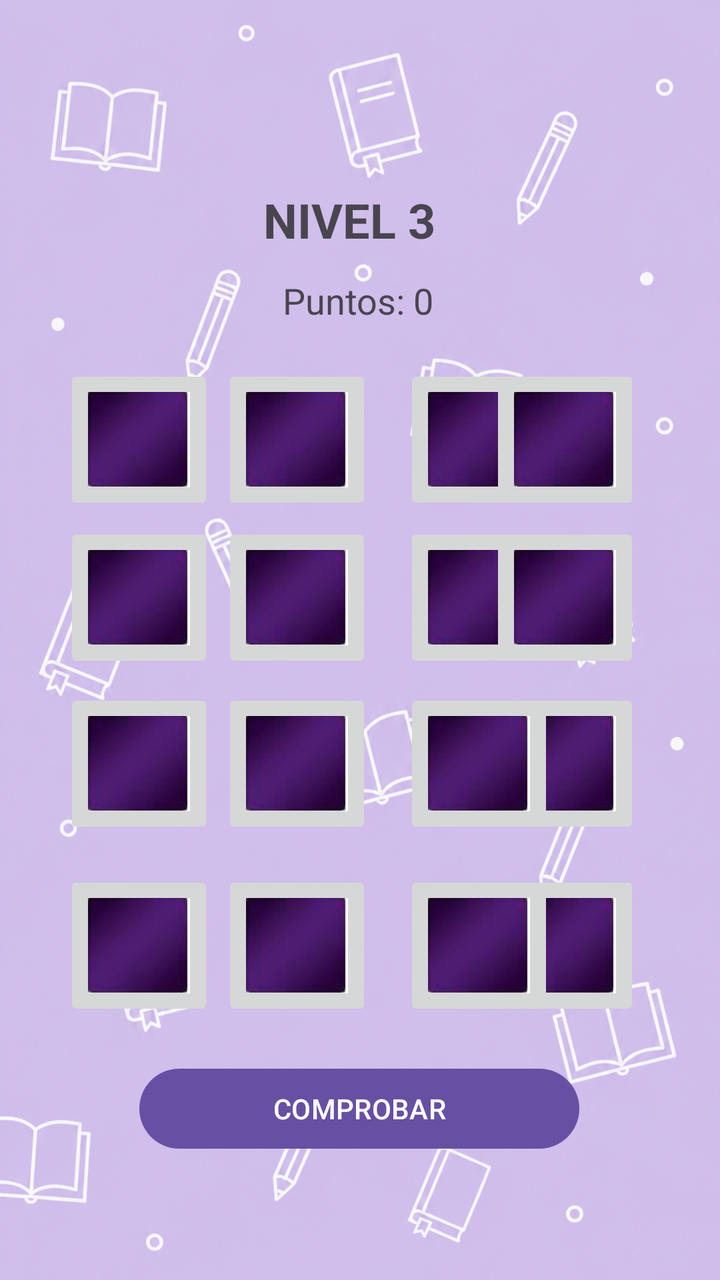
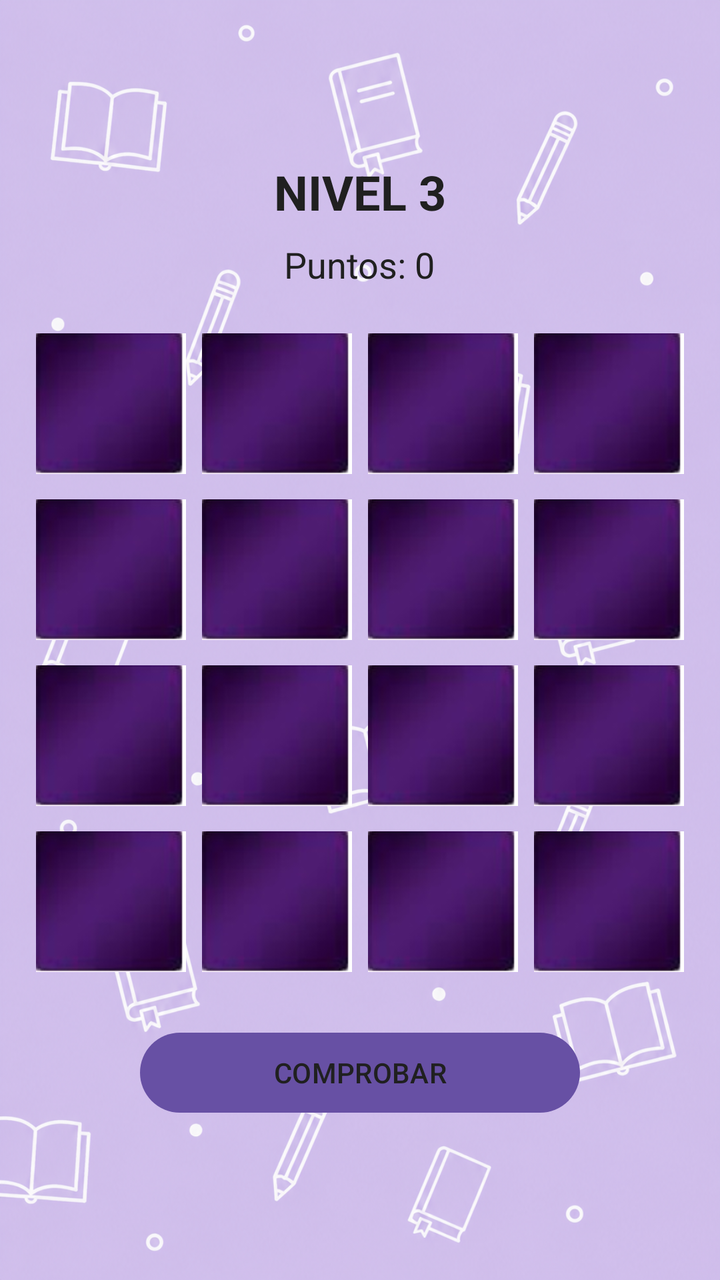

The first picture is an Android layout as it rendered before a commit; the second is the same layout after the commit. The layout source and the unified diff follow.
<!-- AndroidManifest.xml: application theme Theme.Myquizz -->
<!-- res/layout/activity_juego_nivel3.xml -->
<?xml version="1.0" encoding="utf-8"?>
<androidx.constraintlayout.widget.ConstraintLayout
    xmlns:android="http://schemas.android.com/apk/res/android"
    xmlns:app="http://schemas.android.com/apk/res-auto"

    android:layout_width="match_parent"
    android:layout_height="match_parent"

    android:background="@drawable/fondo2">

    <Button
        android:id="@+id/btnComprobar"
        android:layout_width="220dp"
        android:layout_height="wrap_content"

        android:layout_marginTop="20dp"

        android:text="COMPROBAR"

        app:layout_constraintEnd_toEndOf="parent"
        app:layout_constraintHorizontal_bias="0.497"
        app:layout_constraintStart_toStartOf="parent"
        app:layout_constraintTop_toBottomOf="@id/c13" />

    <ImageButton
        android:id="@+id/c16"
        android:layout_width="75dp"
        android:layout_height="75dp"

        android:layout_marginTop="16dp"
        android:layout_marginEnd="40dp"

        android:scaleType="fitCenter"
        android:src="@drawable/carta"

        app:layout_constraintEnd_toEndOf="parent"
        app:layout_constraintTop_toBottomOf="@id/c12" />

    <ImageButton
        android:id="@+id/c2"
        android:layout_width="75dp"
        android:layout_height="75dp"

        android:layout_marginStart="4dp"
        android:layout_marginTop="20dp"

        android:scaleType="fitCenter"

        android:src="@drawable/carta"
        app:layout_constraintStart_toEndOf="@id/c1"
        app:layout_constraintTop_toBottomOf="@id/puntuacion" />

    <ImageButton
        android:id="@+id/c3"
        android:layout_width="75dp"
        android:layout_height="75dp"

        android:layout_marginStart="16dp"
        android:layout_marginTop="20dp"

        android:scaleType="fitCenter"

        android:src="@drawable/carta"
        app:layout_constraintStart_toEndOf="@id/c2"
        app:layout_constraintTop_toBottomOf="@id/puntuacion" />

    <ImageButton
        android:id="@+id/c5"
        android:layout_width="75dp"
        android:layout_height="75dp"

        android:layout_marginStart="32dp"
        android:layout_marginTop="4dp"

        android:scaleType="fitCenter"
        android:src="@drawable/carta"

        app:layout_constraintStart_toStartOf="parent"
        app:layout_constraintTop_toBottomOf="@id/c1" />

    <ImageButton
        android:id="@+id/c6"
        android:layout_width="75dp"
        android:layout_height="75dp"

        android:layout_marginStart="4dp"
        android:layout_marginTop="4dp"

        android:scaleType="fitCenter"

        android:src="@drawable/carta"
        app:layout_constraintStart_toEndOf="@id/c5"
        app:layout_constraintTop_toBottomOf="@id/c2" />

    <ImageButton
        android:id="@+id/c7"
        android:layout_width="75dp"
        android:layout_height="75dp"

        android:layout_marginStart="16dp"
        android:layout_marginTop="4dp"

        android:scaleType="fitCenter"

        android:src="@drawable/carta"
        app:layout_constraintStart_toEndOf="@id/c6"
        app:layout_constraintTop_toBottomOf="@id/c3" />

    <ImageButton
        android:id="@+id/c8"
        android:layout_width="75dp"
        android:layout_height="75dp"

        android:layout_marginTop="4dp"
        android:layout_marginEnd="40dp"

        android:scaleType="fitCenter"
        android:src="@drawable/carta"

        app:layout_constraintEnd_toEndOf="parent"
        app:layout_constraintTop_toBottomOf="@id/c4" />

    <ImageButton
        android:id="@+id/c9"
        android:layout_width="75dp"
        android:layout_height="75dp"

        android:layout_marginStart="32dp"
        android:layout_marginTop="8dp"

        android:scaleType="fitCenter"
        android:src="@drawable/carta"

        app:layout_constraintStart_toStartOf="parent"
        app:layout_constraintTop_toBottomOf="@id/c5" />

    <ImageButton
        android:id="@+id/c10"
        android:layout_width="75dp"
        android:layout_height="75dp"

        android:layout_marginStart="4dp"
        android:layout_marginTop="8dp"

        android:scaleType="fitCenter"

        android:src="@drawable/carta"
        app:layout_constraintStart_toEndOf="@id/c9"
        app:layout_constraintTop_toBottomOf="@id/c6" />

    <ImageButton
        android:id="@+id/c12"
        android:layout_width="75dp"
        android:layout_height="75dp"

        android:layout_marginTop="8dp"
        android:layout_marginEnd="40dp"

        android:scaleType="fitCenter"
        android:src="@drawable/carta"

        app:layout_constraintEnd_toEndOf="parent"
        app:layout_constraintTop_toBottomOf="@id/c8" />

    <ImageButton
        android:id="@+id/c11"
        android:layout_width="75dp"
        android:layout_height="75dp"

        android:layout_marginStart="16dp"
        android:layout_marginTop="8dp"

        android:scaleType="fitCenter"

        android:src="@drawable/carta"
        app:layout_constraintStart_toEndOf="@id/c10"
        app:layout_constraintTop_toBottomOf="@id/c7" />

    <ImageButton
        android:id="@+id/c13"
        android:layout_width="75dp"
        android:layout_height="75dp"

        android:layout_marginStart="32dp"
        android:layout_marginTop="16dp"

        android:scaleType="fitCenter"
        android:src="@drawable/carta"

        app:layout_constraintStart_toStartOf="parent"
        app:layout_constraintTop_toBottomOf="@id/c9" />

    <ImageButton
        android:id="@+id/c4"
        android:layout_width="75dp"
        android:layout_height="75dp"

        android:layout_marginTop="20dp"
        android:layout_marginEnd="40dp"

        android:scaleType="fitCenter"
        android:src="@drawable/carta"

        app:layout_constraintEnd_toEndOf="parent"
        app:layout_constraintTop_toBottomOf="@id/puntuacion" />

    <ImageButton
        android:id="@+id/c1"
        android:layout_width="75dp"
        android:layout_height="75dp"

        android:layout_marginStart="32dp"
        android:layout_marginTop="20dp"

        android:scaleType="fitCenter"
        android:src="@drawable/carta"

        app:layout_constraintStart_toStartOf="parent"
        app:layout_constraintTop_toBottomOf="@id/puntuacion" />

    <ImageButton
        android:id="@+id/c15"
        android:layout_width="75dp"
        android:layout_height="75dp"

        android:layout_marginStart="16dp"
        android:layout_marginTop="16dp"

        android:scaleType="fitCenter"

        android:src="@drawable/carta"
        app:layout_constraintStart_toEndOf="@id/c14"
        app:layout_constraintTop_toBottomOf="@id/c11" />

    <ImageButton
        android:id="@+id/c14"
        android:layout_width="75dp"
        android:layout_height="75dp"

        android:layout_marginStart="4dp"
        android:layout_marginTop="16dp"

        android:scaleType="fitCenter"

        android:src="@drawable/carta"
        app:layout_constraintStart_toEndOf="@id/c13"
        app:layout_constraintTop_toBottomOf="@id/c10" />

    <TextView
        android:id="@+id/txtTitulo"
        android:layout_width="wrap_content"
        android:layout_height="wrap_content"

        android:text="NIVEL 3"
        android:textSize="24sp"

        android:textStyle="bold"

        app:layout_constraintBottom_toBottomOf="parent"
        app:layout_constraintEnd_toEndOf="parent"
        app:layout_constraintHorizontal_bias="0.481"
        app:layout_constraintStart_toStartOf="parent"
        app:layout_constraintTop_toTopOf="parent"
        app:layout_constraintVertical_bias="0.154" />

    <TextView
        android:id="@+id/puntuacion"
        android:layout_width="wrap_content"
        android:layout_height="wrap_content"

        android:layout_marginTop="12dp"
        android:text="Puntos: 0"

        android:textSize="18sp"

        app:layout_constraintEnd_toEndOf="parent"
        app:layout_constraintHorizontal_bias="0.497"
        app:layout_constraintStart_toStartOf="parent"
        app:layout_constraintTop_toBottomOf="@id/txtTitulo" />

</androidx.constraintlayout.widget.ConstraintLayout>
<!-- resources referenced by this layout -->
<resources>
  <!-- drawable carta: jpg bitmap (drawable, 2556 bytes) -->
  <!-- drawable fondo2: png bitmap (drawable, 1048360 bytes) -->
  <style name="Theme.Myquizz" parent="Base.Theme.Myquizz" />
  <style name="Base.Theme.Myquizz" parent="Theme.Material3.DayNight.NoActionBar">
          
          
      </style>
</resources>

<!-- the commit's change to res/layout/activity_juego_nivel3.xml (unified diff, before → after) -->
@@ -8,274 +8,293 @@
 
     android:background="@drawable/fondo2">
 
-    <Button
-        android:id="@+id/btnComprobar"
-        android:layout_width="220dp"
+    <LinearLayout
+        android:layout_width="match_parent"
         android:layout_height="wrap_content"
 
-        android:layout_marginTop="20dp"
-
-        android:text="COMPROBAR"
-
-        app:layout_constraintEnd_toEndOf="parent"
-        app:layout_constraintHorizontal_bias="0.497"
+        android:orientation="vertical"
+        android:gravity="center"
+
+        android:padding="8dp"
+
+        app:layout_constraintTop_toTopOf="parent"
+        app:layout_constraintBottom_toBottomOf="parent"
         app:layout_constraintStart_toStartOf="parent"
-        app:layout_constraintTop_toBottomOf="@id/c13" />
-
-    <ImageButton
-        android:id="@+id/c16"
-        android:layout_width="75dp"
-        android:layout_height="75dp"
-
-        android:layout_marginTop="16dp"
-        android:layout_marginEnd="40dp"
-
-        android:scaleType="fitCenter"
-        android:src="@drawable/carta"
-
-        app:layout_constraintEnd_toEndOf="parent"
-        app:layout_constraintTop_toBottomOf="@id/c12" />
-
-    <ImageButton
-        android:id="@+id/c2"
-        android:layout_width="75dp"
-        android:layout_height="75dp"
-
-        android:layout_marginStart="4dp"
-        android:layout_marginTop="20dp"
-
-        android:scaleType="fitCenter"
-
-        android:src="@drawable/carta"
-        app:layout_constraintStart_toEndOf="@id/c1"
-        app:layout_constraintTop_toBottomOf="@id/puntuacion" />
-
-    <ImageButton
-        android:id="@+id/c3"
-        android:layout_width="75dp"
-        android:layout_height="75dp"
-
-        android:layout_marginStart="16dp"
-        android:layout_marginTop="20dp"
-
-        android:scaleType="fitCenter"
-
-        android:src="@drawable/carta"
-        app:layout_constraintStart_toEndOf="@id/c2"
-        app:layout_constraintTop_toBottomOf="@id/puntuacion" />
-
-    <ImageButton
-        android:id="@+id/c5"
-        android:layout_width="75dp"
-        android:layout_height="75dp"
-
-        android:layout_marginStart="32dp"
-        android:layout_marginTop="4dp"
-
-        android:scaleType="fitCenter"
-        android:src="@drawable/carta"
-
-        app:layout_constraintStart_toStartOf="parent"
-        app:layout_constraintTop_toBottomOf="@id/c1" />
-
-    <ImageButton
-        android:id="@+id/c6"
-        android:layout_width="75dp"
-        android:layout_height="75dp"
-
-        android:layout_marginStart="4dp"
-        android:layout_marginTop="4dp"
-
-        android:scaleType="fitCenter"
-
-        android:src="@drawable/carta"
-        app:layout_constraintStart_toEndOf="@id/c5"
-        app:layout_constraintTop_toBottomOf="@id/c2" />
-
-    <ImageButton
-        android:id="@+id/c7"
-        android:layout_width="75dp"
-        android:layout_height="75dp"
-
-        android:layout_marginStart="16dp"
-        android:layout_marginTop="4dp"
-
-        android:scaleType="fitCenter"
-
-        android:src="@drawable/carta"
-        app:layout_constraintStart_toEndOf="@id/c6"
-        app:layout_constraintTop_toBottomOf="@id/c3" />
-
-    <ImageButton
-        android:id="@+id/c8"
-        android:layout_width="75dp"
-        android:layout_height="75dp"
-
-        android:layout_marginTop="4dp"
-        android:layout_marginEnd="40dp"
-
-        android:scaleType="fitCenter"
-        android:src="@drawable/carta"
-
-        app:layout_constraintEnd_toEndOf="parent"
-        app:layout_constraintTop_toBottomOf="@id/c4" />
-
-    <ImageButton
-        android:id="@+id/c9"
-        android:layout_width="75dp"
-        android:layout_height="75dp"
-
-        android:layout_marginStart="32dp"
-        android:layout_marginTop="8dp"
-
-        android:scaleType="fitCenter"
-        android:src="@drawable/carta"
-
-        app:layout_constraintStart_toStartOf="parent"
-        app:layout_constraintTop_toBottomOf="@id/c5" />
-
-    <ImageButton
-        android:id="@+id/c10"
-        android:layout_width="75dp"
-        android:layout_height="75dp"
-
-        android:layout_marginStart="4dp"
-        android:layout_marginTop="8dp"
-
-        android:scaleType="fitCenter"
-
-        android:src="@drawable/carta"
-        app:layout_constraintStart_toEndOf="@id/c9"
-        app:layout_constraintTop_toBottomOf="@id/c6" />
-
-    <ImageButton
-        android:id="@+id/c12"
-        android:layout_width="75dp"
-        android:layout_height="75dp"
-
-        android:layout_marginTop="8dp"
-        android:layout_marginEnd="40dp"
-
-        android:scaleType="fitCenter"
-        android:src="@drawable/carta"
-
-        app:layout_constraintEnd_toEndOf="parent"
-        app:layout_constraintTop_toBottomOf="@id/c8" />
-
-    <ImageButton
-        android:id="@+id/c11"
-        android:layout_width="75dp"
-        android:layout_height="75dp"
-
-        android:layout_marginStart="16dp"
-        android:layout_marginTop="8dp"
-
-        android:scaleType="fitCenter"
-
-        android:src="@drawable/carta"
-        app:layout_constraintStart_toEndOf="@id/c10"
-        app:layout_constraintTop_toBottomOf="@id/c7" />
-
-    <ImageButton
-        android:id="@+id/c13"
-        android:layout_width="75dp"
-        android:layout_height="75dp"
-
-        android:layout_marginStart="32dp"
-        android:layout_marginTop="16dp"
-
-        android:scaleType="fitCenter"
-        android:src="@drawable/carta"
-
-        app:layout_constraintStart_toStartOf="parent"
-        app:layout_constraintTop_toBottomOf="@id/c9" />
-
-    <ImageButton
-        android:id="@+id/c4"
-        android:layout_width="75dp"
-        android:layout_height="75dp"
-
-        android:layout_marginTop="20dp"
-        android:layout_marginEnd="40dp"
-
-        android:scaleType="fitCenter"
-        android:src="@drawable/carta"
-
-        app:layout_constraintEnd_toEndOf="parent"
-        app:layout_constraintTop_toBottomOf="@id/puntuacion" />
-
-    <ImageButton
-        android:id="@+id/c1"
-        android:layout_width="75dp"
-        android:layout_height="75dp"
-
-        android:layout_marginStart="32dp"
-        android:layout_marginTop="20dp"
-
-        android:scaleType="fitCenter"
-        android:src="@drawable/carta"
-
-        app:layout_constraintStart_toStartOf="parent"
-        app:layout_constraintTop_toBottomOf="@id/puntuacion" />
-
-    <ImageButton
-        android:id="@+id/c15"
-        android:layout_width="75dp"
-        android:layout_height="75dp"
-
-        android:layout_marginStart="16dp"
-        android:layout_marginTop="16dp"
-
-        android:scaleType="fitCenter"
-
-        android:src="@drawable/carta"
-        app:layout_constraintStart_toEndOf="@id/c14"
-        app:layout_constraintTop_toBottomOf="@id/c11" />
-
-    <ImageButton
-        android:id="@+id/c14"
-        android:layout_width="75dp"
-        android:layout_height="75dp"
-
-        android:layout_marginStart="4dp"
-        android:layout_marginTop="16dp"
-
-        android:scaleType="fitCenter"
-
-        android:src="@drawable/carta"
-        app:layout_constraintStart_toEndOf="@id/c13"
-        app:layout_constraintTop_toBottomOf="@id/c10" />
-
-    <TextView
-        android:id="@+id/txtTitulo"
-        android:layout_width="wrap_content"
-        android:layout_height="wrap_content"
-
-        android:text="NIVEL 3"
-        android:textSize="24sp"
-
-        android:textStyle="bold"
-
-        app:layout_constraintBottom_toBottomOf="parent"
-        app:layout_constraintEnd_toEndOf="parent"
-        app:layout_constraintHorizontal_bias="0.481"
-        app:layout_constraintStart_toStartOf="parent"
-        app:layout_constraintTop_toTopOf="parent"
-        app:layout_constraintVertical_bias="0.154" />
-
-    <TextView
-        android:id="@+id/puntuacion"
-        android:layout_width="wrap_content"
-        android:layout_height="wrap_content"
-
-        android:layout_marginTop="12dp"
-        android:text="Puntos: 0"
-
-        android:textSize="18sp"
-
-        app:layout_constraintEnd_toEndOf="parent"
-        app:layout_constraintHorizontal_bias="0.497"
-        app:layout_constraintStart_toStartOf="parent"
-        app:layout_constraintTop_toBottomOf="@id/txtTitulo" />
+        app:layout_constraintEnd_toEndOf="parent">
+
+        
+
+        <TextView
+            android:id="@+id/txtTitulo"
+            android:layout_width="wrap_content"
+            android:layout_height="wrap_content"
+            android:textColor="#202020"
+            android:text="NIVEL 3"
+            android:textSize="@dimen/level3_title_size"
+            android:textStyle="bold" />
+
+        
+
+        <TextView
+            android:id="@+id/puntuacion"
+            android:layout_width="wrap_content"
+            android:layout_height="wrap_content"
+            android:textColor="#202020"
+            android:layout_marginTop="8dp"
+
+            android:text="Puntos: 0"
+            android:textSize="@dimen/level3_score_size" />
+
+        
+
+        <LinearLayout
+            android:layout_width="wrap_content"
+            android:layout_height="wrap_content"
+
+            android:orientation="horizontal"
+            android:gravity="center"
+
+            android:layout_marginTop="16dp">
+
+            <ImageButton
+                android:id="@+id/c1"
+                android:layout_width="@dimen/level3_card_size"
+                android:layout_height="@dimen/level3_card_size"
+
+                android:layout_margin="4dp"
+
+                android:padding="0dp"
+                android:background="@android:color/transparent"
+                android:scaleType="fitCenter"
+                android:src="@drawable/carta" />
+
+            <ImageButton
+                android:id="@+id/c2"
+                android:layout_width="@dimen/level3_card_size"
+                android:layout_height="@dimen/level3_card_size"
+
+                android:layout_margin="4dp"
+
+                android:padding="0dp"
+                android:background="@android:color/transparent"
+                android:scaleType="fitCenter"
+                android:src="@drawable/carta" />
+
+            <ImageButton
+                android:id="@+id/c3"
+                android:layout_width="@dimen/level3_card_size"
+                android:layout_height="@dimen/level3_card_size"
+
+                android:layout_margin="4dp"
+
+                android:padding="0dp"
+                android:background="@android:color/transparent"
+                android:scaleType="fitCenter"
+                android:src="@drawable/carta" />
+
+            <ImageButton
+                android:id="@+id/c4"
+                android:layout_width="@dimen/level3_card_size"
+                android:layout_height="@dimen/level3_card_size"
+
+                android:layout_margin="4dp"
+
+                android:padding="0dp"
+                android:background="@android:color/transparent"
+                android:scaleType="fitCenter"
+                android:src="@drawable/carta" />
+
+        </LinearLayout>
+
+        
+
+        <LinearLayout
+            android:layout_width="wrap_content"
+            android:layout_height="wrap_content"
+
+            android:orientation="horizontal"
+            android:gravity="center">
+
+            <ImageButton
+                android:id="@+id/c5"
+                android:layout_width="@dimen/level3_card_size"
+                android:layout_height="@dimen/level3_card_size"
+
+                android:layout_margin="4dp"
+
+                android:padding="0dp"
+                android:background="@android:color/transparent"
+                android:scaleType="fitCenter"
+                android:src="@drawable/carta" />
+
+            <ImageButton
+                android:id="@+id/c6"
+                android:layout_width="@dimen/level3_card_size"
+                android:layout_height="@dimen/level3_card_size"
+
+                android:layout_margin="4dp"
+
+                android:padding="0dp"
+                android:background="@android:color/transparent"
+                android:scaleType="fitCenter"
+                android:src="@drawable/carta" />
+
+            <ImageButton
+                android:id="@+id/c7"
+                android:layout_width="@dimen/level3_card_size"
+                android:layout_height="@dimen/level3_card_size"
+
+                android:layout_margin="4dp"
+
+                android:padding="0dp"
+                android:background="@android:color/transparent"
+                android:scaleType="fitCenter"
+                android:src="@drawable/carta" />
+
+            <ImageButton
+                android:id="@+id/c8"
+                android:layout_width="@dimen/level3_card_size"
+                android:layout_height="@dimen/level3_card_size"
+
+                android:layout_margin="4dp"
+
+                android:padding="0dp"
+                android:background="@android:color/transparent"
+                android:scaleType="fitCenter"
+                android:src="@drawable/carta" />
+
+        </LinearLayout>
+
+        
+
+        <LinearLayout
+            android:layout_width="wrap_content"
+            android:layout_height="wrap_content"
+
+            android:orientation="horizontal"
+            android:gravity="center">
+
+            <ImageButton
+                android:id="@+id/c9"
+                android:layout_width="@dimen/level3_card_size"
+                android:layout_height="@dimen/level3_card_size"
+
+                android:layout_margin="4dp"
+
+                android:padding="0dp"
+                android:background="@android:color/transparent"
+                android:scaleType="fitCenter"
+                android:src="@drawable/carta" />
+
+            <ImageButton
+                android:id="@+id/c10"
+                android:layout_width="@dimen/level3_card_size"
+                android:layout_height="@dimen/level3_card_size"
+
+                android:layout_margin="4dp"
+
+                android:padding="0dp"
+                android:background="@android:color/transparent"
+                android:scaleType="fitCenter"
+                android:src="@drawable/carta" />
+
+            <ImageButton
+                android:id="@+id/c11"
+                android:layout_width="@dimen/level3_card_size"
+                android:layout_height="@dimen/level3_card_size"
+
+                android:layout_margin="4dp"
+
+                android:padding="0dp"
+                android:background="@android:color/transparent"
+                android:scaleType="fitCenter"
+                android:src="@drawable/carta" />
+
+            <ImageButton
+                android:id="@+id/c12"
+                android:layout_width="@dimen/level3_card_size"
+                android:layout_height="@dimen/level3_card_size"
+
+                android:layout_margin="4dp"
+
+                android:padding="0dp"
+                android:background="@android:color/transparent"
+                android:scaleType="fitCenter"
+                android:src="@drawable/carta" />
+
+        </LinearLayout>
+
+        
+
+        <LinearLayout
+            android:layout_width="wrap_content"
+            android:layout_height="wrap_content"
+
+            android:orientation="horizontal"
+            android:gravity="center">
+
+            <ImageButton
+                android:id="@+id/c13"
+                android:layout_width="@dimen/level3_card_size"
+                android:layout_height="@dimen/level3_card_size"
+
+                android:layout_margin="4dp"
+
+                android:padding="0dp"
+                android:background="@android:color/transparent"
+                android:scaleType="fitCenter"
+                android:src="@drawable/carta" />
+
+            <ImageButton
+                android:id="@+id/c14"
+                android:layout_width="@dimen/level3_card_size"
+                android:layout_height="@dimen/level3_card_size"
+
+                android:layout_margin="4dp"
+
+                android:padding="0dp"
+                android:background="@android:color/transparent"
+                android:scaleType="fitCenter"
+                android:src="@drawable/carta" />
+
+            <ImageButton
+                android:id="@+id/c15"
+                android:layout_width="@dimen/level3_card_size"
+                android:layout_height="@dimen/level3_card_size"
+
+                android:layout_margin="4dp"
+
+                android:padding="0dp"
+                android:background="@android:color/transparent"
+                android:scaleType="fitCenter"
+                android:src="@drawable/carta" />
+
+            <ImageButton
+                android:id="@+id/c16"
+                android:layout_width="@dimen/level3_card_size"
+                android:layout_height="@dimen/level3_card_size"
+
+                android:layout_margin="4dp"
+
+                android:padding="0dp"
+                android:background="@android:color/transparent"
+                android:scaleType="fitCenter"
+                android:src="@drawable/carta" />
+
+        </LinearLayout>
+
+        
+
+        <Button
+            android:id="@+id/btnComprobar"
+            android:layout_width="@dimen/level3_button_width"
+            android:layout_height="wrap_content"
+            android:textColor="#202020"
+            android:layout_marginTop="20dp"
+
+            android:text="COMPROBAR"
+            android:textSize="@dimen/level3_button_text_size" />
+
+    </LinearLayout>
 
 </androidx.constraintlayout.widget.ConstraintLayout>
<!-- resource entries referenced after the edit -->
@@ -1,5 +1,10 @@
 <!-- resources referenced by this layout -->
 <resources>
+  <dimen name="level3_button_text_size">14sp</dimen>
+  <dimen name="level3_button_width">220dp</dimen>
+  <dimen name="level3_card_size">75dp</dimen>
+  <dimen name="level3_score_size">18sp</dimen>
+  <dimen name="level3_title_size">24sp</dimen>
   <!-- drawable carta: jpg bitmap (drawable, 2556 bytes) -->
   <!-- drawable fondo2: png bitmap (drawable, 1048360 bytes) -->
   <style name="Theme.Myquizz" parent="Base.Theme.Myquizz" />
